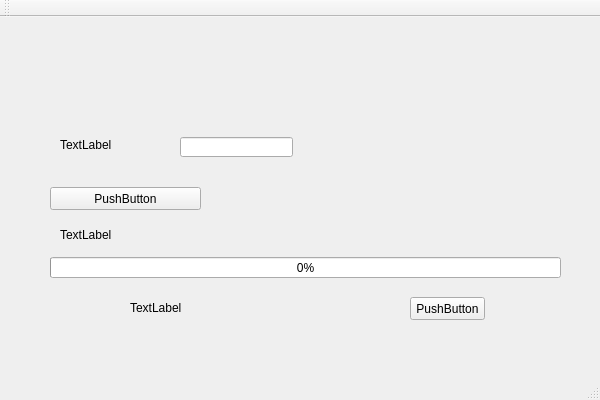
This is QtWidgetsApplication3.ui in nuaajc-lab107/socket__demo as Qt 5 draws it before an edit. The edited form follows.
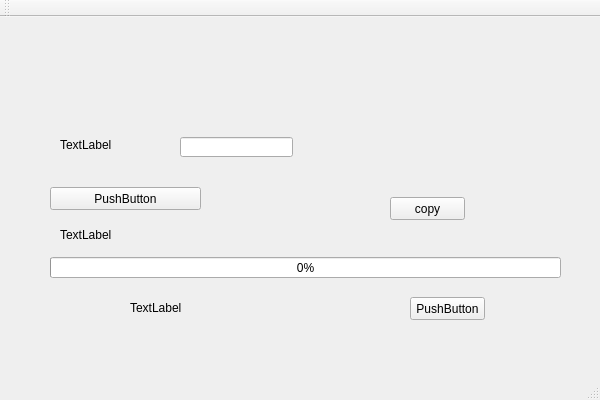
This is the edited form. Icons and pictures are not drawn.

```diff
--- a/QtWidgetsApplication3.ui
+++ b/QtWidgetsApplication3.ui
@@ -102,6 +102,19 @@
      <string>PushButton</string>
     </property>
    </widget>
+   <widget class="QPushButton" name="copyButton">
+    <property name="geometry">
+     <rect>
+      <x>390</x>
+      <y>180</y>
+      <width>75</width>
+      <height>23</height>
+     </rect>
+    </property>
+    <property name="text">
+     <string>copy</string>
+    </property>
+   </widget>
   </widget>
   <widget class="QMenuBar" name="menuBar">
    <property name="geometry">
```
Left out of the diff: 4 changed lines with no effect on the pictures.
